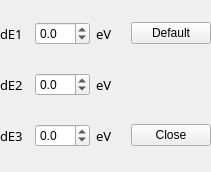
First picture: the form in sui_de.ui, repository Lizsinta/mrmc_main, before the edit.
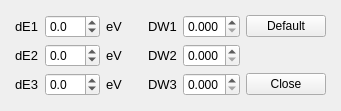
Second picture: the form after the edit.

What changed in the file:
```diff
--- a/sui_de.ui
+++ b/sui_de.ui
@@ -1,118 +1,44 @@
 <?xml version="1.0" encoding="UTF-8"?>
 <ui version="4.0">
- <class>Form</class>
- <widget class="QWidget" name="Form">
+ <class>Param</class>
+ <widget class="QMainWindow" name="Param">
   <property name="geometry">
    <rect>
     <x>0</x>
     <y>0</y>
-    <width>211</width>
-    <height>172</height>
+    <width>341</width>
+    <height>111</height>
    </rect>
   </property>
   <property name="minimumSize">
    <size>
-    <width>211</width>
-    <height>172</height>
+    <width>341</width>
+    <height>111</height>
    </size>
   </property>
   <property name="windowTitle">
    <string>Form</string>
   </property>
-  <widget class="QWidget" name="horizontalLayoutWidget">
-   <property name="geometry">
-    <rect>
-     <x>0</x>
-     <y>0</y>
-     <width>211</width>
-     <height>171</height>
-    </rect>
-   </property>
+  <widget class="QWidget" name="centralwidget">
    <layout class="QGridLayout" name="gridLayout">
-    <item row="2" column="1">
-     <widget class="QDoubleSpinBox" name="de2SpinBox">
-      <property name="decimals">
-       <number>1</number>
+    <item row="0" column="4">
+     <spacer name="verticalSpacer">
+      <property name="orientation">
+       <enum>Qt::Vertical</enum>
       </property>
-      <property name="minimum">
-       <double>-99.000000000000000</double>
+      <property name="sizeHint" stdset="0">
+       <size>
+        <width>20</width>
+        <height>0</height>
+       </size>
       </property>
-      <property name="maximum">
-       <double>99.000000000000000</double>
-      </property>
-      <property name="singleStep">
-       <double>0.100000000000000</double>
-      </property>
-      <property name="stepType">
-       <enum>QAbstractSpinBox::DefaultStepType</enum>
-      </property>
-      <property name="value">
-       <double>0.000000000000000</double>
-      </property>
-     </widget>
-    </item>
-    <item row="3" column="1">
-     <widget class="QDoubleSpinBox" name="de3SpinBox">
-      <property name="decimals">
-       <number>1</number>
-      </property>
-      <property name="minimum">
-       <double>-99.000000000000000</double>
-      </property>
-      <property name="maximum">
-       <double>99.000000000000000</double>
-      </property>
-      <property name="singleStep">
-       <double>0.100000000000000</double>
-      </property>
-      <property name="stepType">
-       <enum>QAbstractSpinBox::DefaultStepType</enum>
-      </property>
-     </widget>
+     </spacer>
     </item>
     <item row="1" column="1">
-     <widget class="QDoubleSpinBox" name="de1SpinBox">
-      <property name="sizePolicy">
-       <sizepolicy hsizetype="Minimum" vsizetype="Fixed">
-        <horstretch>0</horstretch>
-        <verstretch>0</verstretch>
-       </sizepolicy>
-      </property>
-      <property name="decimals">
-       <number>1</number>
-      </property>
-      <property name="minimum">
-       <double>-99.000000000000000</double>
-      </property>
-      <property name="maximum">
-       <double>99.000000000000000</double>
-      </property>
-      <property name="singleStep">
-       <double>0.100000000000000</double>
-      </property>
-      <property name="stepType">
-       <enum>QAbstractSpinBox::DefaultStepType</enum>
-      </property>
-     </widget>
-    </item>
-    <item row="3" column="0">
-     <widget class="QLabel" name="de3Label">
-      <property name="font">
-       <font>
-        <family>AcadEref</family>
-        <pointsize>10</pointsize>
-       </font>
-      </property>
-      <property name="text">
-       <string>dE3</string>
-      </property>
-     </widget>
-    </item>
-    <item row="1" column="0">
      <widget class="QLabel" name="de1Label">
       <property name="font">
        <font>
-        <family>AcadEref</family>
+        <family>Arial</family>
         <pointsize>10</pointsize>
        </font>
       </property>
@@ -124,43 +50,36 @@
       </property>
      </widget>
     </item>
-    <item row="3" column="2">
-     <widget class="QLabel" name="ev3Label">
-      <property name="font">
-       <font>
-        <family>AcadEref</family>
-        <pointsize>10</pointsize>
-       </font>
-      </property>
-      <property name="text">
-       <string>eV</string>
-      </property>
-      <property name="alignment">
-       <set>Qt::AlignLeading|Qt::AlignLeft|Qt::AlignVCenter</set>
-      </property>
-     </widget>
-    </item>
-    <item row="2" column="2">
-     <widget class="QLabel" name="ev2Label">
-      <property name="font">
-       <font>
-        <family>AcadEref</family>
-        <pointsize>10</pointsize>
-       </font>
-      </property>
-      <property name="text">
-       <string>eV</string>
-      </property>
-      <property name="alignment">
-       <set>Qt::AlignLeading|Qt::AlignLeft|Qt::AlignVCenter</set>
-      </property>
-     </widget>
-    </item>
     <item row="1" column="2">
+     <widget class="QDoubleSpinBox" name="de1SpinBox">
+      <property name="sizePolicy">
+       <sizepolicy hsizetype="Minimum" vsizetype="Fixed">
+        <horstretch>0</horstretch>
+        <verstretch>0</verstretch>
+       </sizepolicy>
+      </property>
+      <property name="decimals">
+       <number>1</number>
+      </property>
+      <property name="minimum">
+       <double>-99.000000000000000</double>
+      </property>
+      <property name="maximum">
+       <double>99.000000000000000</double>
+      </property>
+      <property name="singleStep">
+       <double>0.100000000000000</double>
+      </property>
+      <property name="stepType">
+       <enum>QAbstractSpinBox::DefaultStepType</enum>
+      </property>
+     </widget>
+    </item>
+    <item row="1" column="3">
      <widget class="QLabel" name="ev1Label">
       <property name="font">
        <font>
-        <family>AcadEref</family>
+        <family>Arial</family>
         <pointsize>10</pointsize>
        </font>
       </property>
@@ -172,11 +91,85 @@
       </property>
      </widget>
     </item>
+    <item row="1" column="4">
+     <spacer name="horizontalSpacer_2">
+      <property name="orientation">
+       <enum>Qt::Horizontal</enum>
+      </property>
+      <property name="sizeHint" stdset="0">
+       <size>
+        <width>20</width>
+        <height>20</height>
+       </size>
+      </property>
+     </spacer>
+    </item>
+    <item row="1" column="5">
+     <widget class="QLabel" name="DW1Label">
+      <property name="font">
+       <font>
+        <family>Arial</family>
+        <pointsize>10</pointsize>
+       </font>
+      </property>
+      <property name="text">
+       <string>DW1</string>
+      </property>
+      <property name="alignment">
+       <set>Qt::AlignLeading|Qt::AlignLeft|Qt::AlignVCenter</set>
+      </property>
+     </widget>
+    </item>
+    <item row="1" column="6">
+     <widget class="QDoubleSpinBox" name="DW1SpinBox">
+      <property name="sizePolicy">
+       <sizepolicy hsizetype="Minimum" vsizetype="Fixed">
+        <horstretch>0</horstretch>
+        <verstretch>0</verstretch>
+       </sizepolicy>
+      </property>
+      <property name="decimals">
+       <number>3</number>
+      </property>
+      <property name="minimum">
+       <double>0.000000000000000</double>
+      </property>
+      <property name="maximum">
+       <double>1.000000000000000</double>
+      </property>
+      <property name="singleStep">
+       <double>0.001000000000000</double>
+      </property>
+      <property name="stepType">
+       <enum>QAbstractSpinBox::DefaultStepType</enum>
+      </property>
+     </widget>
+    </item>
+    <item row="1" column="7">
+     <widget class="QPushButton" name="defaultButton">
+      <property name="text">
+       <string>Default</string>
+      </property>
+     </widget>
+    </item>
     <item row="2" column="0">
+     <spacer name="horizontalSpacer_4">
+      <property name="orientation">
+       <enum>Qt::Horizontal</enum>
+      </property>
+      <property name="sizeHint" stdset="0">
+       <size>
+        <width>0</width>
+        <height>17</height>
+       </size>
+      </property>
+     </spacer>
+    </item>
+    <item row="2" column="1">
      <widget class="QLabel" name="de2Label">
       <property name="font">
        <font>
-        <family>AcadEref</family>
+        <family>Arial</family>
         <pointsize>10</pointsize>
        </font>
       </property>
@@ -185,20 +178,235 @@
       </property>
      </widget>
     </item>
-    <item row="1" column="3">
-     <widget class="QPushButton" name="defaultButton">
+    <item row="2" column="2">
+     <widget class="QDoubleSpinBox" name="de2SpinBox">
+      <property name="decimals">
+       <number>1</number>
+      </property>
+      <property name="minimum">
+       <double>-99.000000000000000</double>
+      </property>
+      <property name="maximum">
+       <double>99.000000000000000</double>
+      </property>
+      <property name="singleStep">
+       <double>0.100000000000000</double>
+      </property>
+      <property name="stepType">
+       <enum>QAbstractSpinBox::DefaultStepType</enum>
+      </property>
+      <property name="value">
+       <double>0.000000000000000</double>
+      </property>
+     </widget>
+    </item>
+    <item row="2" column="3">
+     <widget class="QLabel" name="ev2Label">
+      <property name="font">
+       <font>
+        <family>Arial</family>
+        <pointsize>10</pointsize>
+        <weight>50</weight>
+        <bold>false</bold>
+       </font>
+      </property>
       <property name="text">
-       <string>Default</string>
+       <string>eV</string>
+      </property>
+      <property name="alignment">
+       <set>Qt::AlignLeading|Qt::AlignLeft|Qt::AlignVCenter</set>
+      </property>
+     </widget>
+    </item>
+    <item row="2" column="4">
+     <spacer name="horizontalSpacer">
+      <property name="orientation">
+       <enum>Qt::Horizontal</enum>
+      </property>
+      <property name="sizeHint" stdset="0">
+       <size>
+        <width>20</width>
+        <height>20</height>
+       </size>
+      </property>
+     </spacer>
+    </item>
+    <item row="2" column="5">
+     <widget class="QLabel" name="DW2Label">
+      <property name="font">
+       <font>
+        <family>Arial</family>
+        <pointsize>10</pointsize>
+       </font>
+      </property>
+      <property name="text">
+       <string>DW2</string>
+      </property>
+      <property name="alignment">
+       <set>Qt::AlignLeading|Qt::AlignLeft|Qt::AlignVCenter</set>
+      </property>
+     </widget>
+    </item>
+    <item row="2" column="6">
+     <widget class="QDoubleSpinBox" name="DW2SpinBox">
+      <property name="sizePolicy">
+       <sizepolicy hsizetype="Minimum" vsizetype="Fixed">
+        <horstretch>0</horstretch>
+        <verstretch>0</verstretch>
+       </sizepolicy>
+      </property>
+      <property name="decimals">
+       <number>3</number>
+      </property>
+      <property name="minimum">
+       <double>0.000000000000000</double>
+      </property>
+      <property name="maximum">
+       <double>1.000000000000000</double>
+      </property>
+      <property name="singleStep">
+       <double>0.001000000000000</double>
+      </property>
+      <property name="stepType">
+       <enum>QAbstractSpinBox::DefaultStepType</enum>
+      </property>
+     </widget>
+    </item>
+    <item row="2" column="8">
+     <spacer name="horizontalSpacer_5">
+      <property name="orientation">
+       <enum>Qt::Horizontal</enum>
+      </property>
+      <property name="sizeHint" stdset="0">
+       <size>
+        <width>0</width>
+        <height>17</height>
+       </size>
+      </property>
+     </spacer>
+    </item>
+    <item row="3" column="1">
+     <widget class="QLabel" name="de3Label">
+      <property name="font">
+       <font>
+        <family>Arial</family>
+        <pointsize>10</pointsize>
+       </font>
+      </property>
+      <property name="text">
+       <string>dE3</string>
+      </property>
+     </widget>
+    </item>
+    <item row="3" column="2">
+     <widget class="QDoubleSpinBox" name="de3SpinBox">
+      <property name="decimals">
+       <number>1</number>
+      </property>
+      <property name="minimum">
+       <double>-99.000000000000000</double>
+      </property>
+      <property name="maximum">
+       <double>99.000000000000000</double>
+      </property>
+      <property name="singleStep">
+       <double>0.100000000000000</double>
+      </property>
+      <property name="stepType">
+       <enum>QAbstractSpinBox::DefaultStepType</enum>
       </property>
      </widget>
     </item>
     <item row="3" column="3">
+     <widget class="QLabel" name="ev3Label">
+      <property name="font">
+       <font>
+        <family>Arial</family>
+        <pointsize>10</pointsize>
+       </font>
+      </property>
+      <property name="text">
+       <string>eV</string>
+      </property>
+      <property name="alignment">
+       <set>Qt::AlignLeading|Qt::AlignLeft|Qt::AlignVCenter</set>
+      </property>
+     </widget>
+    </item>
+    <item row="3" column="4">
+     <spacer name="horizontalSpacer_3">
+      <property name="orientation">
+       <enum>Qt::Horizontal</enum>
+      </property>
+      <property name="sizeHint" stdset="0">
+       <size>
+        <width>20</width>
+        <height>20</height>
+       </size>
+      </property>
+     </spacer>
+    </item>
+    <item row="3" column="5">
+     <widget class="QLabel" name="DW3Label">
+      <property name="font">
+       <font>
+        <family>Arial</family>
+        <pointsize>10</pointsize>
+       </font>
+      </property>
+      <property name="text">
+       <string>DW3</string>
+      </property>
+      <property name="alignment">
+       <set>Qt::AlignLeading|Qt::AlignLeft|Qt::AlignVCenter</set>
+      </property>
+     </widget>
+    </item>
+    <item row="3" column="6">
+     <widget class="QDoubleSpinBox" name="DW3SpinBox">
+      <property name="sizePolicy">
+       <sizepolicy hsizetype="Minimum" vsizetype="Fixed">
+        <horstretch>0</horstretch>
+        <verstretch>0</verstretch>
+       </sizepolicy>
+      </property>
+      <property name="decimals">
+       <number>3</number>
+      </property>
+      <property name="minimum">
+       <double>0.000000000000000</double>
+      </property>
+      <property name="maximum">
+       <double>1.000000000000000</double>
+      </property>
+      <property name="singleStep">
+       <double>0.001000000000000</double>
+      </property>
+      <property name="stepType">
+       <enum>QAbstractSpinBox::DefaultStepType</enum>
+      </property>
+     </widget>
+    </item>
+    <item row="3" column="7">
      <widget class="QPushButton" name="closeButton">
       <property name="text">
        <string>Close</string>
       </property>
      </widget>
     </item>
+    <item row="4" column="4">
+     <spacer name="verticalSpacer_2">
+      <property name="orientation">
+       <enum>Qt::Vertical</enum>
+      </property>
+      <property name="sizeHint" stdset="0">
+       <size>
+        <width>20</width>
+        <height>0</height>
+       </size>
+      </property>
+     </spacer>
+    </item>
    </layout>
   </widget>
  </widget>
```
Left out of the diff: 2 changed lines with no effect on the pictures.
